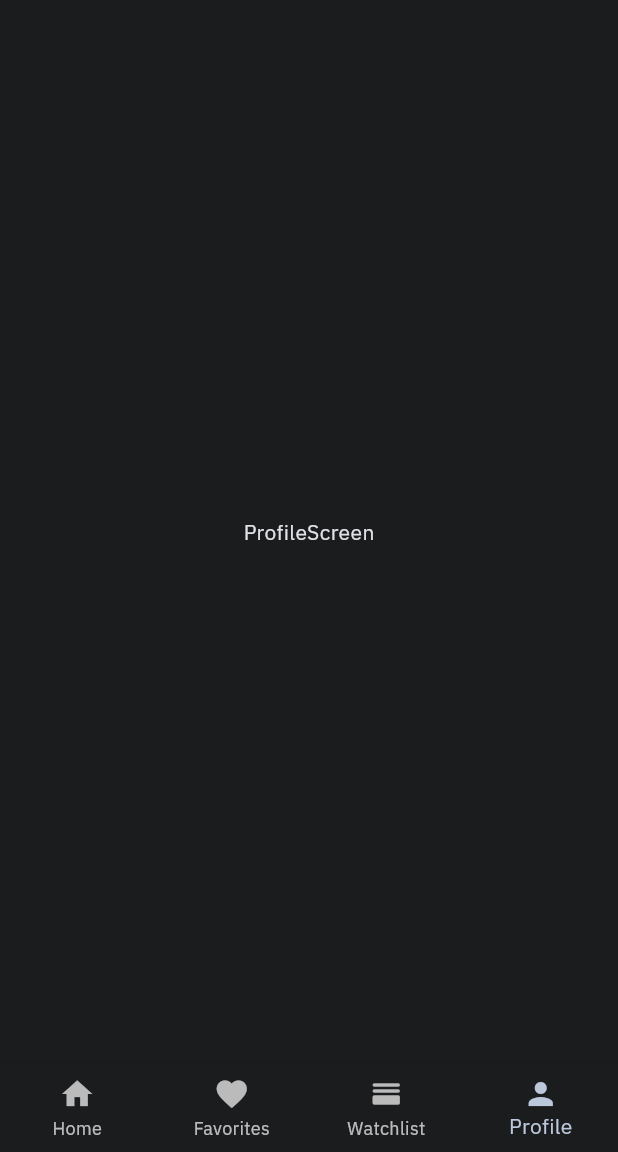
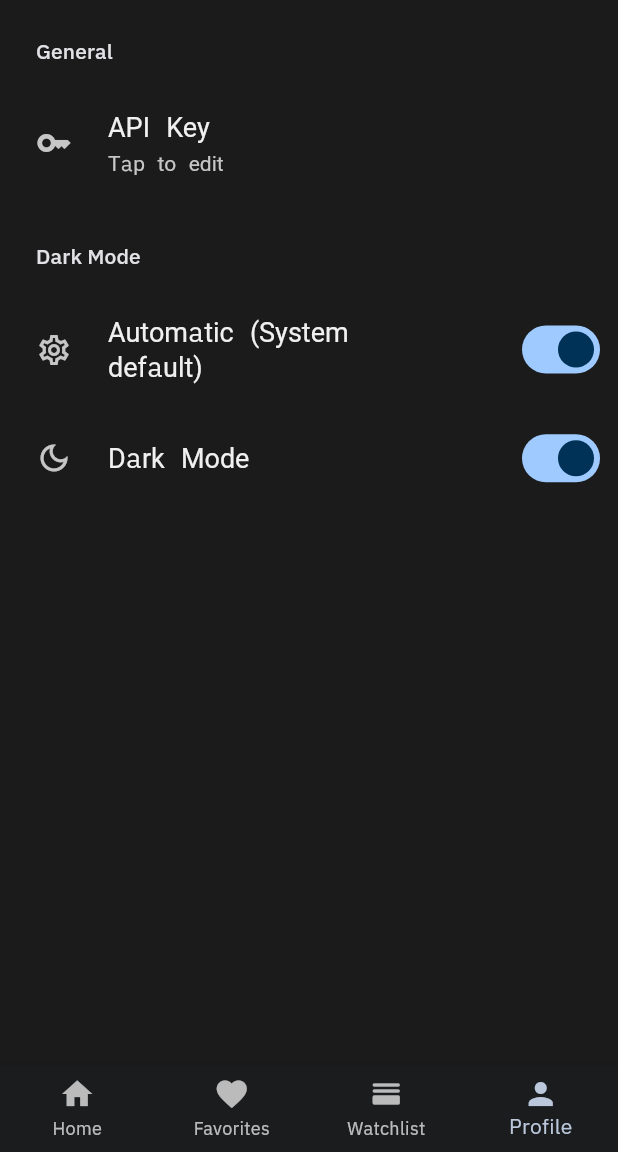
Before and after one commit to AbhishekChd/flutter_movies_app, a Flutter app: the screen it shows after launch, item 4 of the bottom bar chosen, on a phone screen of 412 x 824 dp, the part 84-1236 px from its top. Run offline on Flutter 3.47's test engine with Material 2 defaults, Android fonts, the phone set to English and light mode, and no system bars; drawn by our look-alikes of settings_ui; our stand-ins replace flutter_rating_bar, google_fonts; network calls fail.

Commit message:
Add basic Settings UI

```diff
--- a/lib/constants/strings.dart
+++ b/lib/constants/strings.dart
@@ -5,4 +5,10 @@ abstract class Strings {
   static const String bottomNavFavourites = "Favorites";
   static const String bottomNavWatchlist = "Watchlist";
   static const String bottomNavProfile = "Profile";
+
+  static const String settingTitleGeneral = "General";
+  static const String settingTitleDarkMode = "Dark Mode";
+  static const String settingItemApiKey = "API Key";
+  static const String settingItemApiKeyDefault = "Tap to edit";
+  static const String settingItemThemeSystem = "Automatic (System default)";
 }
--- a/lib/ui/profile/profile_screen.dart
+++ b/lib/ui/profile/profile_screen.dart
@@ -1,10 +1,63 @@
 import 'package:flutter/material.dart';
+import 'package:flutter_movies_app/constants/strings.dart';
+import 'package:settings_ui/settings_ui.dart';
 
-class ProfileScreen extends StatelessWidget {
+class ProfileScreen extends StatefulWidget {
   const ProfileScreen({Key? key}) : super(key: key);
 
   @override
+  State<ProfileScreen> createState() => _ProfileScreenState();
+}
+
+class _ProfileScreenState extends State<ProfileScreen> {
+  final _settingsMargin = const EdgeInsetsDirectional.all(8);
+  bool _systemTheme = true;
+  bool _darkMode = true;
+
+  @override
   Widget build(BuildContext context) {
-    return const Center(child: Text("ProfileScreen"));
+    return SettingsList(
+      sections: [
+        SettingsSection(
+          margin: _settingsMargin,
+          title: Text(Strings.settingTitleGeneral, style: Theme.of(context).textTheme.labelLarge),
+          tiles: <SettingsTile>[
+            SettingsTile.navigation(
+              leading: const Icon(Icons.key),
+              title: const Text(Strings.settingItemApiKey),
+              value: const Text(Strings.settingItemApiKeyDefault),
+              onPressed: (context) {},
+            ),
+          ],
+        ),
+        SettingsSection(
+          margin: _settingsMargin,
+          title: Text(Strings.settingTitleDarkMode, style: Theme.of(context).textTheme.labelLarge),
+          tiles: <SettingsTile>[
+            SettingsTile.switchTile(
+              leading: const Icon(Icons.settings_outlined),
+              title: const Text(Strings.settingItemThemeSystem),
+              initialValue: _systemTheme,
+              onToggle: (bool value) {
+                setState(() {
+                  _systemTheme = !_systemTheme;
+                });
+              },
+            ),
+            SettingsTile.switchTile(
+              leading: const Icon(Icons.dark_mode_outlined),
+              title: const Text(Strings.settingTitleDarkMode),
+              initialValue: _darkMode,
+              enabled: !_systemTheme,
+              onToggle: (bool value) {
+                setState(() {
+                  _darkMode = value;
+                });
+              },
+            ),
+          ],
+        ),
+      ],
+    );
   }
 }
--- a/pubspec.yaml
+++ b/pubspec.yaml
@@ -37,6 +37,7 @@ dependencies:
   cupertino_icons: ^1.0.2
   google_fonts: ^4.0.3
   flutter_rating_bar: ^4.0.1
+  settings_ui: ^2.0.2
 
 dev_dependencies:
   flutter_test:
```
Also changed, not shown: pubspec.lock.
